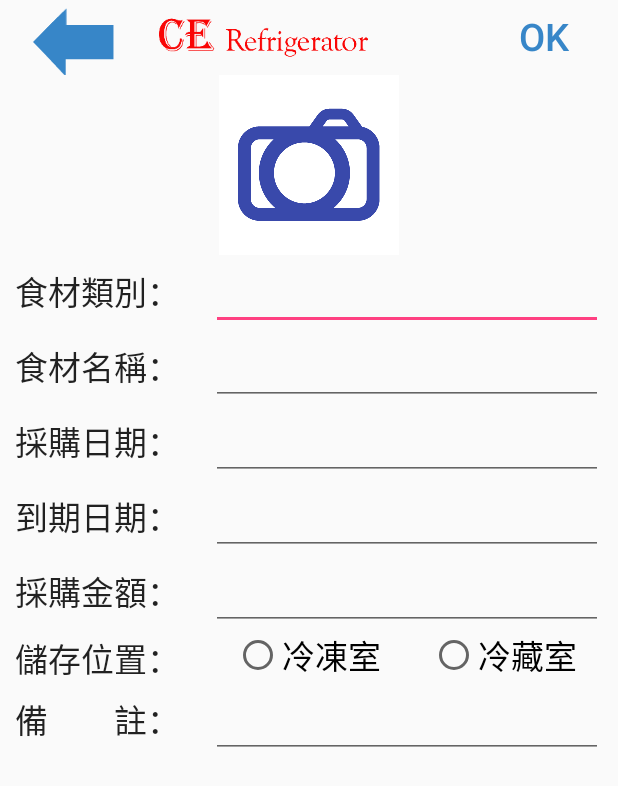
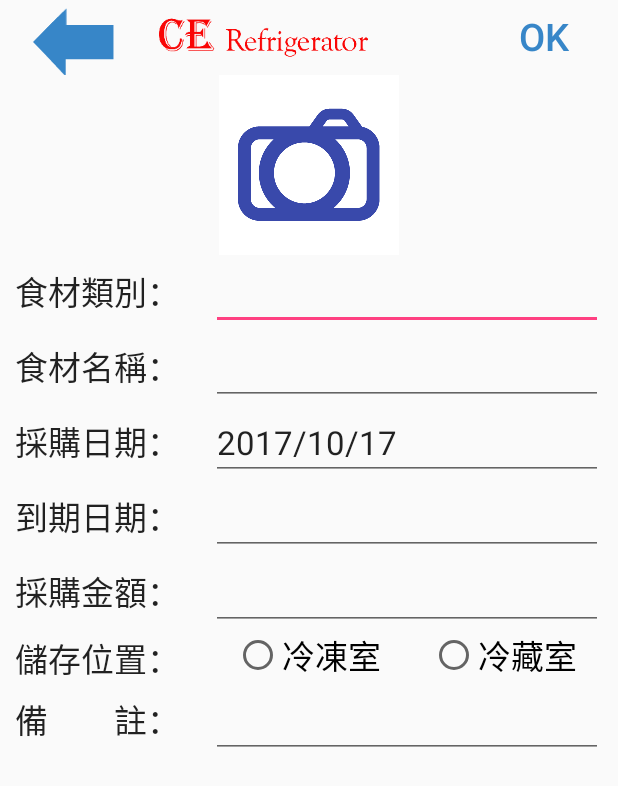
Before and after one commit to chrislai0621/Ce_Refrigerator, an Android app: the screen it shows after launch (Item), after a tap on an icon or button, on a phone screen of 412 x 824 dp. Shown: the top 786 px of the screen. Run offline under Robolectric (Android 15) with nearby library versions, the phone set to English and light mode, and no system bars.

Commit message:
採購日期與到期日期彈跳視窗

```diff
--- a/app/src/main/java/com/example/student/ce_refrigerator/Category.java
+++ b/app/src/main/java/com/example/student/ce_refrigerator/Category.java
@@ -133,9 +133,10 @@ public void BackPage(View v)
                 break;
             case 2://刪涂
                 category category1 = listCategory.get(selectedIndex);
+                foodListDao.deleteCategory(category1.getId());//刪掉食物清單
                 foodDao.deleteCategory(category1.getId());//刪掉食物名稱清單
                 categoryDao.delete(category1.getId());//刪掉食品大類清單
-                foodListDao.deleteCategory(category1.getId());//刪掉食物清單
+
                 getData();
                 adapter = (ArrayAdapter<String>) listview.getAdapter();
                 adapter.notifyDataSetChanged();
--- a/app/src/main/java/com/example/student/ce_refrigerator/Item.java
+++ b/app/src/main/java/com/example/student/ce_refrigerator/Item.java
@@ -3,16 +3,24 @@ package com.example.student.ce_refrigerator;
 import android.content.Intent;
 import android.os.Bundle;
 import android.support.v7.app.AppCompatActivity;
+import android.text.format.DateFormat;
 import android.view.View;
 import android.widget.Button;
-
+import android.widget.EditText;
+import java.util.Calendar;
 public class Item extends AppCompatActivity {
     Button btnAction;
+    EditText etExpiredDate, etPurchaseDate;
+    private int myYear, myMonth, myDay, myHour, myMinute;
+    static final int ID_DATEPICKER = 0;
+    static final int ID_TIMEPICKER = 1;
+    static String mDateItem = "purchase";
+
     @Override
     protected void onCreate(Bundle savedInstanceState) {
         super.onCreate(savedInstanceState);
         setContentView(R.layout.activity_item);
-        btnAction = (Button)findViewById(R.id.btnAction);
+        btnAction = (Button) findViewById(R.id.btnAction);
         btnAction.setText("OK");
         btnAction.setOnClickListener(new View.OnClickListener() {
             @Override
@@ -20,11 +28,53 @@ public class Item extends AppCompatActivity {
 
             }
         });
+
+        etExpiredDate = (EditText) findViewById(R.id.etExpiredDate);
+        etPurchaseDate = (EditText) findViewById(R.id.etPurchaseDate);
+        etExpiredDate.setOnClickListener(datePickerOnClickListener);
+        etPurchaseDate.setOnClickListener(datePickerOnClickListener);
+        Calendar mCal = Calendar.getInstance();
+        CharSequence s = DateFormat.format("yyyy/MM/dd", mCal.getTime());
+        etPurchaseDate.setText(s.toString());
     }
-    public void BackPage(View v)
-    {
-        Intent it  = new Intent(Item.this,MainActivity.class);
+
+    public void BackPage(View v) {
+        Intent it = new Intent(Item.this, MainActivity.class);
         startActivity(it);
 
     }
+
+
+    //觸發採購日期與到期日期的日期視窗
+    private EditText.OnClickListener datePickerOnClickListener
+            = new EditText.OnClickListener() {
+
+        @Override
+        public void onClick(View v) {
+            // TODO Auto-generated method stub
+            switch (v.getId()) {
+                case R.id.etPurchaseDate:
+                    mDateItem = "purchase";
+                    break;
+                case R.id.etExpiredDate:
+                    mDateItem = "expired";
+                    break;
+            }
+            DateFragment newFragment = new DateFragment();
+            newFragment.show(getSupportFragmentManager(), "datePicker");
+        }
+    };
+
+    //供DateFragment傳回date值
+    public void setDate(String date) {
+        switch (mDateItem) {
+            case "purchase":
+                etPurchaseDate.setText(date.toString());
+                break;
+            case "expired":
+                etExpiredDate.setText(date.toString());
+                break;
+        }
+    }
+
 }
--- a/app/src/main/res/layout/activity_item.xml
+++ b/app/src/main/res/layout/activity_item.xml
@@ -53,11 +53,14 @@
         android:layout_height="wrap_content"
         android:orientation="horizontal">
 
-        <TextView
+        <TextView android:id="@+id/tvPurchaseDate"
             style="@style/ItemDetails_TextView"
-            android:text="@string/productionDate" />
+            android:text="@string/productionDate"
+            />
 
-        <EditText style="@style/ItemDetails_EditViewDate" />
+        <EditText android:id="@+id/etPurchaseDate"
+            style="@style/ItemDetails_EditViewDate"
+android:focusable="false"/>
 
     </LinearLayout>
 
@@ -66,11 +69,14 @@
         android:layout_height="wrap_content"
         android:orientation="horizontal">
 
-        <TextView
+        <TextView android:id="@+id/tvExpiredDate"
             style="@style/ItemDetails_TextView"
-            android:text="@string/ExpirationDate" />
+            android:text="@string/ExpirationDate"
+           />
 
-        <EditText style="@style/ItemDetails_EditViewDate" />
+        <EditText android:id="@+id/etExpiredDate"
+            style="@style/ItemDetails_EditViewDate"
+            android:focusable="false" />
 
     </LinearLayout>
 
```
Also changed, not shown: app/src/main/java/com/example/student/ce_refrigerator/DateFragment.java (added, +41 -0 lines), app/src/main/res/layout/fragment_date.xml (added, +9 -0 lines).
